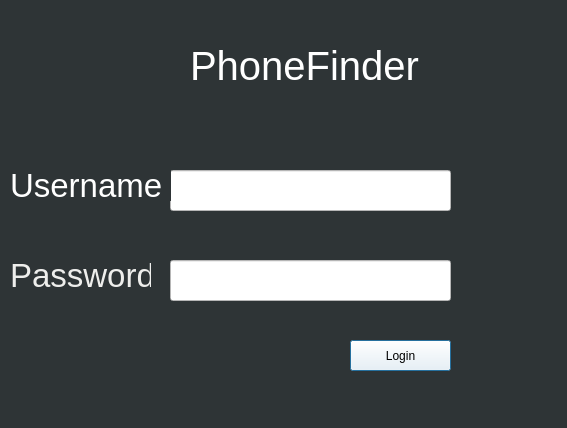
Old version of the form login.ui in the repository JohnCMeyer/PhoneFinder.
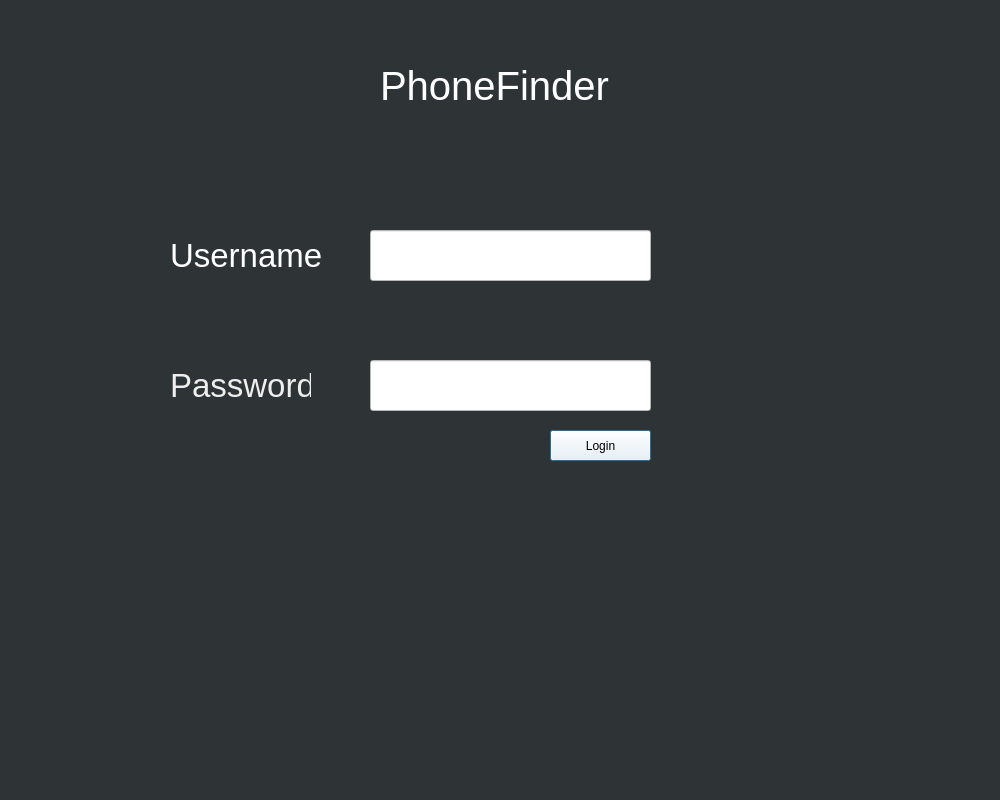
New version of the form.

Patch:
```diff
--- a/login.ui
+++ b/login.ui
@@ -6,8 +6,8 @@
    <rect>
     <x>0</x>
     <y>0</y>
-    <width>567</width>
-    <height>428</height>
+    <width>1000</width>
+    <height>800</height>
    </rect>
   </property>
   <property name="windowTitle">
@@ -19,8 +19,8 @@
   <widget class="QLabel" name="loginlabel">
    <property name="geometry">
     <rect>
-     <x>190</x>
-     <y>40</y>
+     <x>380</x>
+     <y>60</y>
      <width>241</width>
      <height>51</height>
     </rect>
@@ -36,10 +36,10 @@
   <widget class="QLineEdit" name="loginUserName">
    <property name="geometry">
     <rect>
-     <x>170</x>
-     <y>170</y>
+     <x>370</x>
+     <y>230</y>
      <width>281</width>
-     <height>41</height>
+     <height>51</height>
     </rect>
    </property>
    <property name="styleSheet">
@@ -52,8 +52,8 @@
   <widget class="QLabel" name="userNameLabel">
    <property name="geometry">
     <rect>
-     <x>10</x>
-     <y>170</y>
+     <x>170</x>
+     <y>240</y>
      <width>161</width>
      <height>31</height>
     </rect>
@@ -69,8 +69,8 @@
   <widget class="QLabel" name="passwordLabel">
    <property name="geometry">
     <rect>
-     <x>10</x>
-     <y>260</y>
+     <x>170</x>
+     <y>370</y>
      <width>141</width>
      <height>31</height>
     </rect>
@@ -86,10 +86,10 @@
   <widget class="QLineEdit" name="loginPassWord">
    <property name="geometry">
     <rect>
-     <x>170</x>
-     <y>260</y>
+     <x>370</x>
+     <y>360</y>
      <width>281</width>
-     <height>41</height>
+     <height>51</height>
     </rect>
    </property>
    <property name="styleSheet">
@@ -102,8 +102,8 @@
   <widget class="QPushButton" name="loginbutton">
    <property name="geometry">
     <rect>
-     <x>350</x>
-     <y>340</y>
+     <x>550</x>
+     <y>430</y>
      <width>101</width>
      <height>31</height>
     </rect>
```
